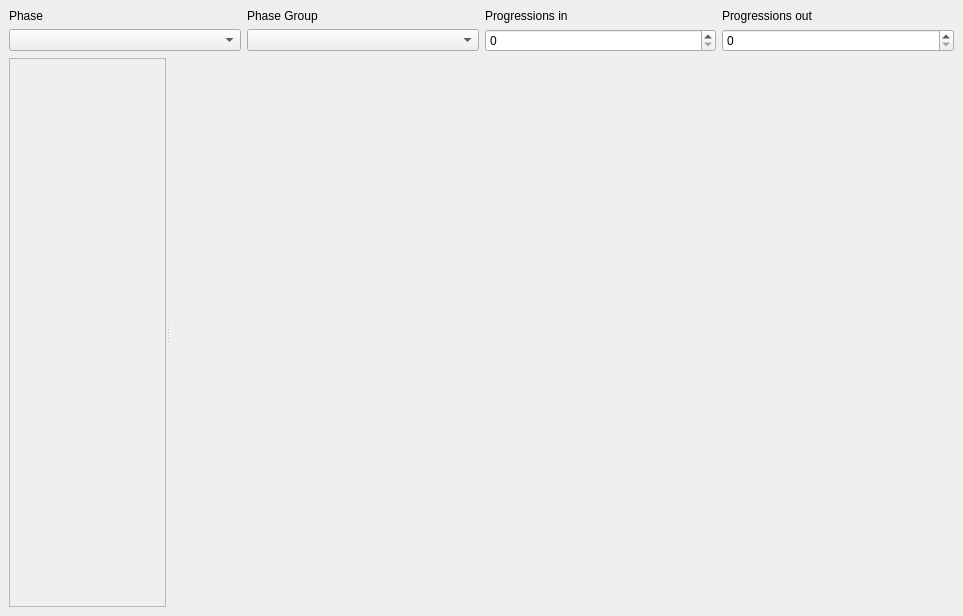
Before: the Qt Designer form src/layout/TSHBracket.ui in joaorb64/TournamentStreamHelper, drawn with Qt 5.
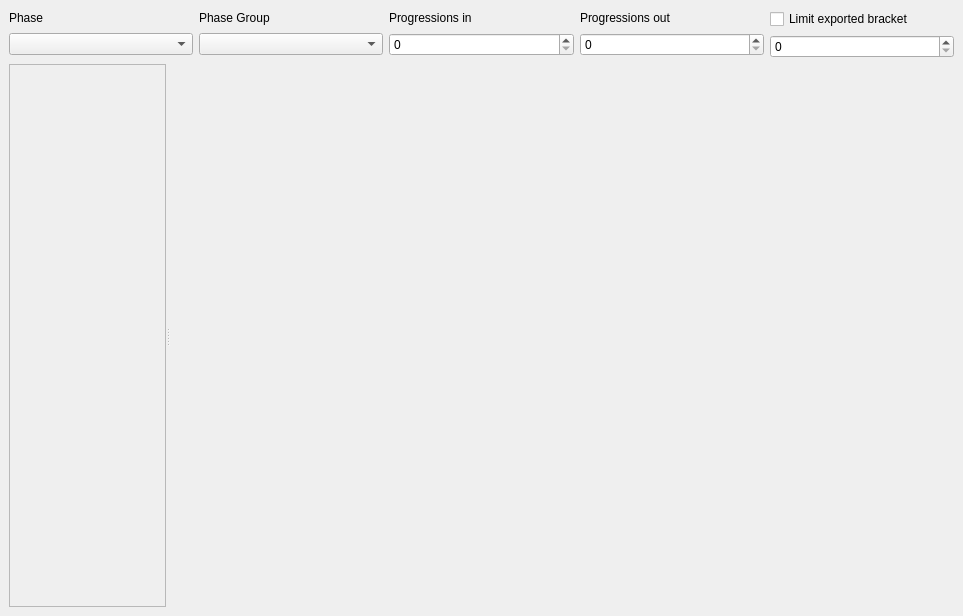
After: the same form once the commit is applied.

Commit message: Add export limit

Diff of the .ui file:
```diff
--- a/src/layout/TSHBracket.ui
+++ b/src/layout/TSHBracket.ui
@@ -106,6 +106,26 @@
         </item>
        </layout>
       </item>
+      <item>
+       <layout class="QVBoxLayout" name="verticalLayout_7">
+        <item>
+         <widget class="QCheckBox" name="limitExport">
+          <property name="sizePolicy">
+           <sizepolicy hsizetype="Minimum" vsizetype="Maximum">
+            <horstretch>0</horstretch>
+            <verstretch>0</verstretch>
+           </sizepolicy>
+          </property>
+          <property name="text">
+           <string>Limit exported bracket</string>
+          </property>
+         </widget>
+        </item>
+        <item>
+         <widget class="QSpinBox" name="limitExportNumber"/>
+        </item>
+       </layout>
+      </item>
      </layout>
     </item>
     <item>
```
The commit also changes 2 other files.
